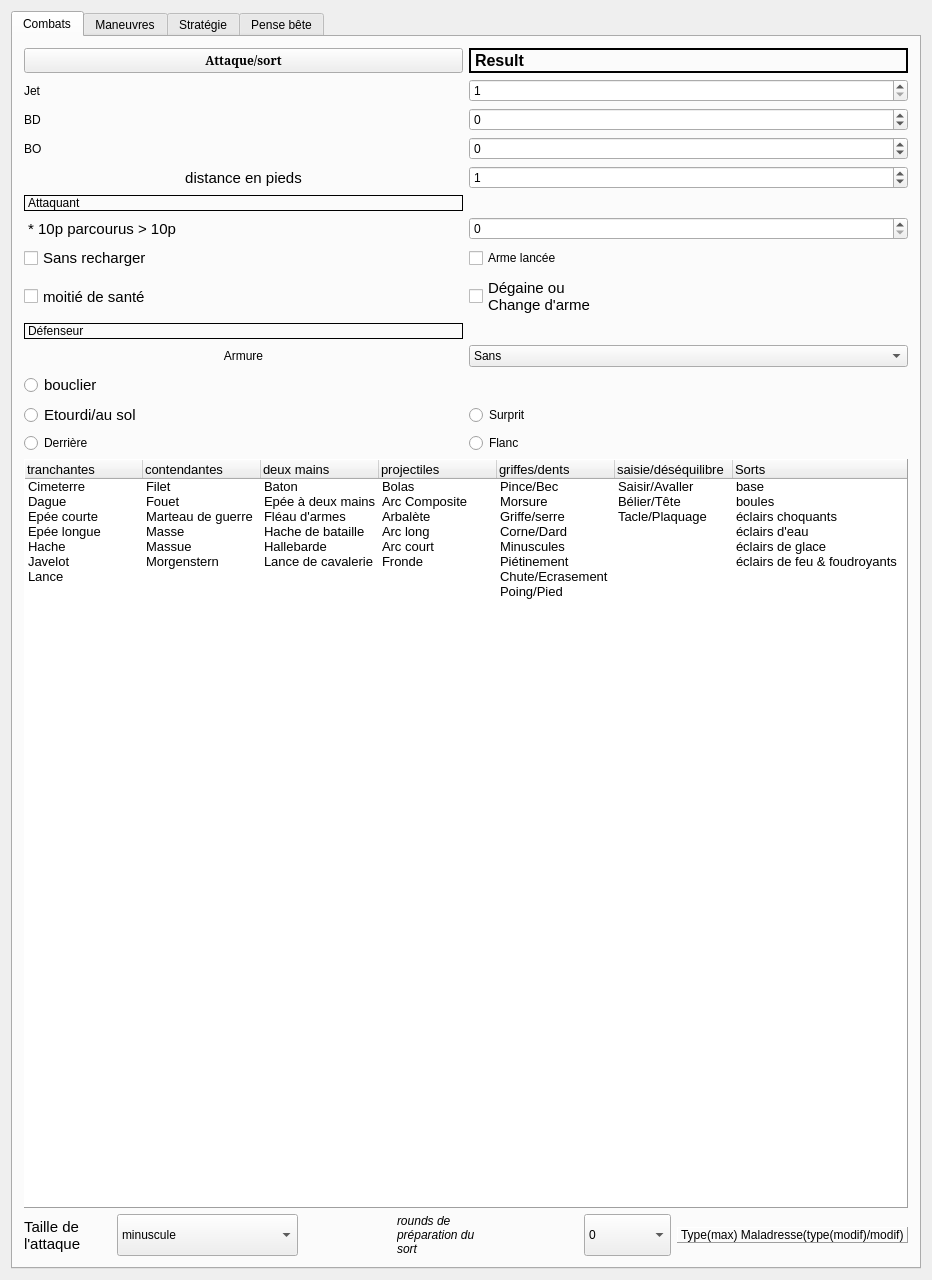
This is mainwindow.ui in e2002e/JRTM-MERP as Qt 5 draws it before an edit. The edited form follows.
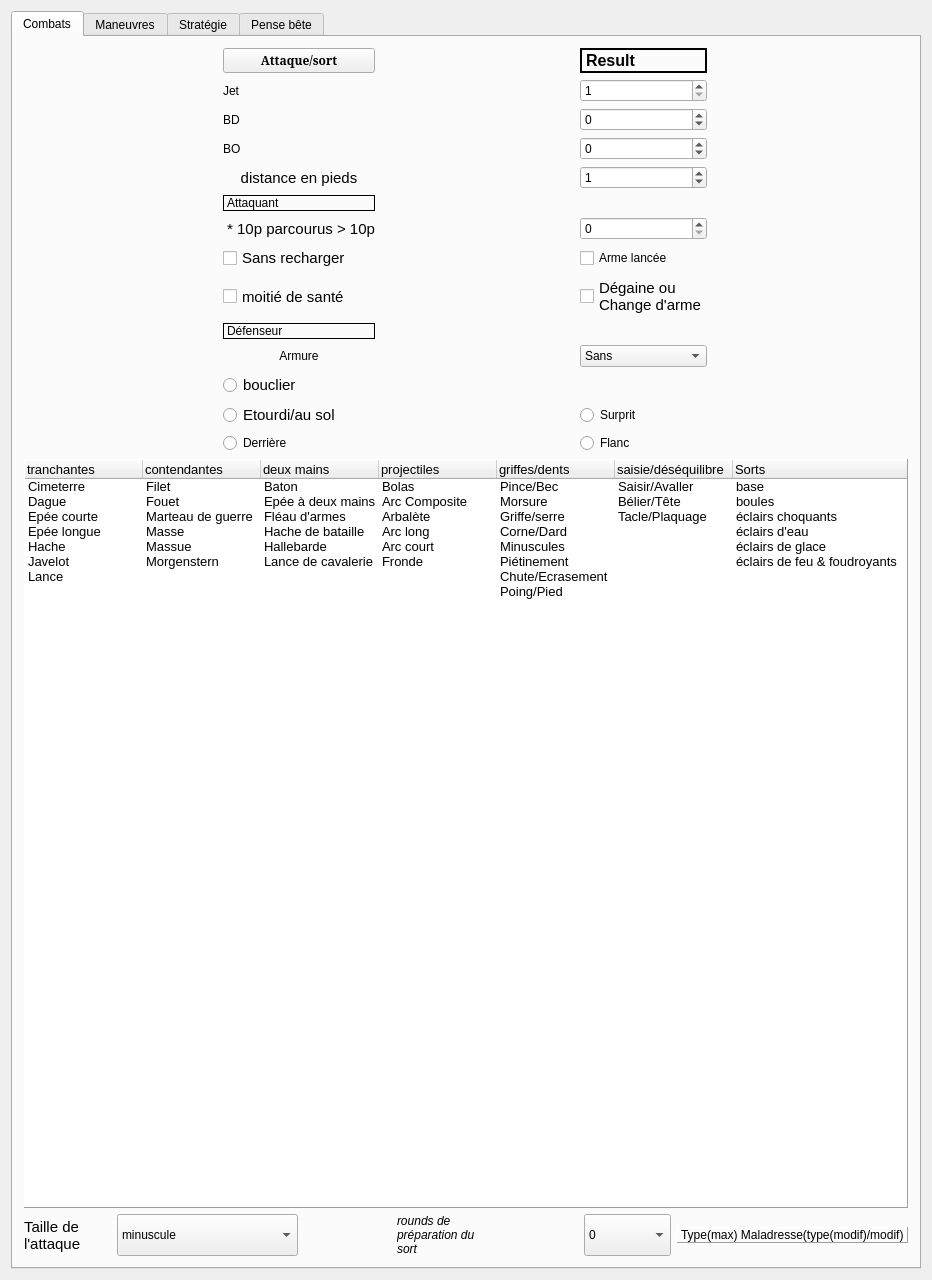
This is the edited form.

Patch:
```diff
--- a/mainwindow.ui
+++ b/mainwindow.ui
@@ -87,7 +87,7 @@
           <item row="0" column="0">
            <widget class="QPushButton" name="pushButton">
             <property name="sizePolicy">
-             <sizepolicy hsizetype="Preferred" vsizetype="Preferred">
+             <sizepolicy hsizetype="Minimum" vsizetype="Preferred">
               <horstretch>0</horstretch>
               <verstretch>0</verstretch>
              </sizepolicy>
@@ -148,7 +148,7 @@
           <item row="1" column="0">
            <widget class="QLabel" name="label">
             <property name="sizePolicy">
-             <sizepolicy hsizetype="Preferred" vsizetype="Preferred">
+             <sizepolicy hsizetype="Minimum" vsizetype="Preferred">
               <horstretch>0</horstretch>
               <verstretch>0</verstretch>
              </sizepolicy>
@@ -192,7 +192,7 @@
           <item row="2" column="0">
            <widget class="QLabel" name="label_3">
             <property name="sizePolicy">
-             <sizepolicy hsizetype="Preferred" vsizetype="Preferred">
+             <sizepolicy hsizetype="Minimum" vsizetype="Preferred">
               <horstretch>0</horstretch>
               <verstretch>0</verstretch>
              </sizepolicy>
@@ -233,7 +233,7 @@
           <item row="3" column="0">
            <widget class="QLabel" name="label_2">
             <property name="sizePolicy">
-             <sizepolicy hsizetype="Preferred" vsizetype="Preferred">
+             <sizepolicy hsizetype="Minimum" vsizetype="Preferred">
               <horstretch>0</horstretch>
               <verstretch>0</verstretch>
              </sizepolicy>
@@ -274,7 +274,7 @@
           <item row="4" column="0">
            <widget class="QLabel" name="label_8">
             <property name="sizePolicy">
-             <sizepolicy hsizetype="Preferred" vsizetype="Preferred">
+             <sizepolicy hsizetype="Minimum" vsizetype="Preferred">
               <horstretch>0</horstretch>
               <verstretch>0</verstretch>
              </sizepolicy>
@@ -316,7 +316,7 @@
           <item row="5" column="0">
            <widget class="QLabel" name="label_11">
             <property name="sizePolicy">
-             <sizepolicy hsizetype="Preferred" vsizetype="Preferred">
+             <sizepolicy hsizetype="Minimum" vsizetype="Preferred">
               <horstretch>0</horstretch>
               <verstretch>0</verstretch>
              </sizepolicy>
@@ -332,7 +332,7 @@
           <item row="6" column="0">
            <widget class="QLabel" name="label_7">
             <property name="sizePolicy">
-             <sizepolicy hsizetype="Preferred" vsizetype="Preferred">
+             <sizepolicy hsizetype="Minimum" vsizetype="Preferred">
               <horstretch>0</horstretch>
               <verstretch>0</verstretch>
              </sizepolicy>
@@ -369,7 +369,7 @@
              <bool>true</bool>
             </property>
             <property name="sizePolicy">
-             <sizepolicy hsizetype="Preferred" vsizetype="Preferred">
+             <sizepolicy hsizetype="Minimum" vsizetype="Preferred">
               <horstretch>0</horstretch>
               <verstretch>0</verstretch>
              </sizepolicy>
@@ -412,7 +412,7 @@
           <item row="8" column="0">
            <widget class="QCheckBox" name="checkBox_10">
             <property name="sizePolicy">
-             <sizepolicy hsizetype="Preferred" vsizetype="Preferred">
+             <sizepolicy hsizetype="Minimum" vsizetype="Preferred">
               <horstretch>0</horstretch>
               <verstretch>0</verstretch>
              </sizepolicy>
@@ -433,7 +433,7 @@
           <item row="9" column="0">
            <widget class="QLabel" name="label_10">
             <property name="sizePolicy">
-             <sizepolicy hsizetype="Preferred" vsizetype="Preferred">
+             <sizepolicy hsizetype="Minimum" vsizetype="Preferred">
               <horstretch>0</horstretch>
               <verstretch>0</verstretch>
              </sizepolicy>
@@ -449,7 +449,7 @@
           <item row="10" column="0">
            <widget class="QLabel" name="label_4">
             <property name="sizePolicy">
-             <sizepolicy hsizetype="Preferred" vsizetype="Preferred">
+             <sizepolicy hsizetype="Minimum" vsizetype="Preferred">
               <horstretch>0</horstretch>
               <verstretch>0</verstretch>
              </sizepolicy>
@@ -527,7 +527,7 @@
           <item row="11" column="0">
            <widget class="QRadioButton" name="radioButton_6">
             <property name="sizePolicy">
-             <sizepolicy hsizetype="Preferred" vsizetype="Preferred">
+             <sizepolicy hsizetype="Minimum" vsizetype="Preferred">
               <horstretch>0</horstretch>
               <verstretch>0</verstretch>
              </sizepolicy>
@@ -548,7 +548,7 @@
           <item row="12" column="0">
            <widget class="QRadioButton" name="radioButton_8">
             <property name="sizePolicy">
-             <sizepolicy hsizetype="Preferred" vsizetype="Preferred">
+             <sizepolicy hsizetype="Minimum" vsizetype="Preferred">
               <horstretch>0</horstretch>
               <verstretch>0</verstretch>
              </sizepolicy>
@@ -585,7 +585,7 @@
           <item row="13" column="0">
            <widget class="QRadioButton" name="radioButton_3">
             <property name="sizePolicy">
-             <sizepolicy hsizetype="Preferred" vsizetype="Preferred">
+             <sizepolicy hsizetype="Fixed" vsizetype="Preferred">
               <horstretch>0</horstretch>
               <verstretch>0</verstretch>
              </sizepolicy>
@@ -601,7 +601,7 @@
           <item row="13" column="1">
            <widget class="QRadioButton" name="radioButton_2">
             <property name="sizePolicy">
-             <sizepolicy hsizetype="Preferred" vsizetype="Preferred">
+             <sizepolicy hsizetype="Fixed" vsizetype="Preferred">
               <horstretch>0</horstretch>
               <verstretch>0</verstretch>
              </sizepolicy>
```
